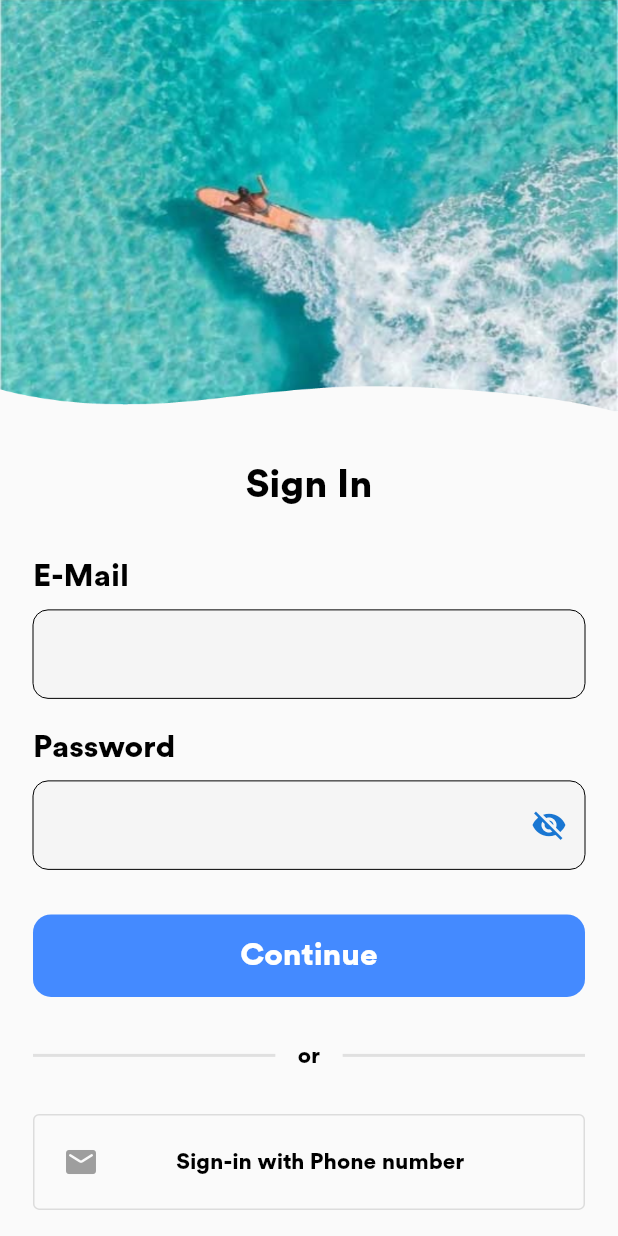
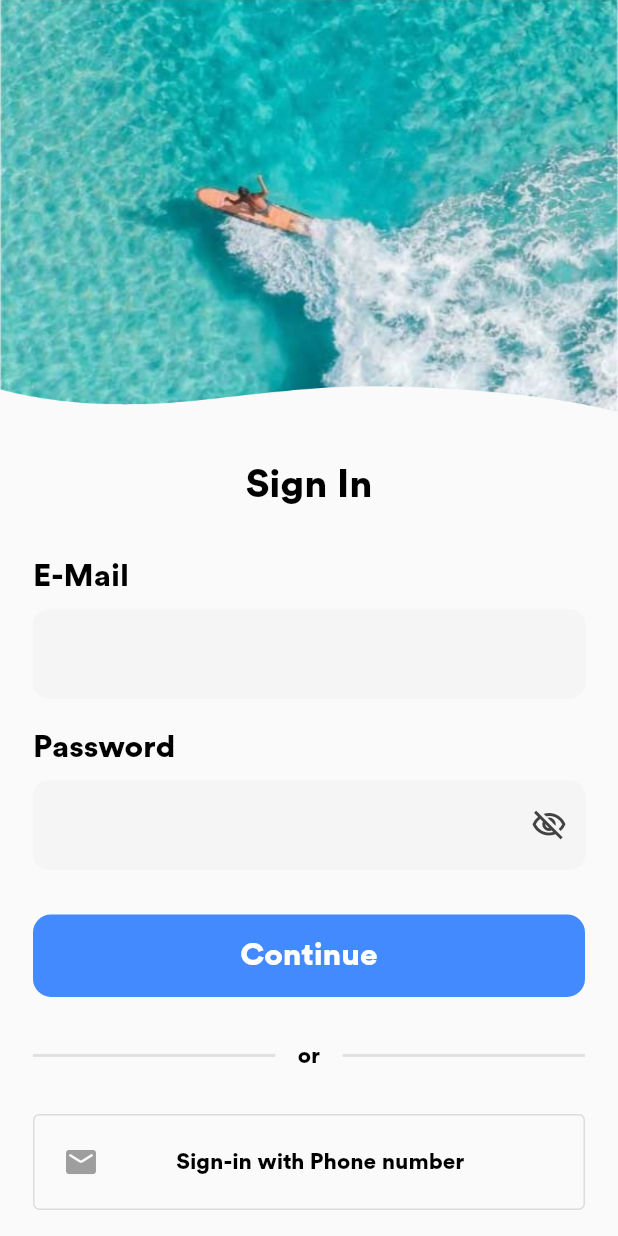
Before and after one commit to san07364/booking, a Flutter app: the SignInScreen screen opened directly, on a phone screen of 412 x 824 dp. Run offline on Flutter 3.47's test engine with Material 2 defaults, Android fonts, the light colour scheme and no system bars; our stand-ins replace flutter_svg.

Commit message:
Sign in ui changes

```diff
--- a/lib/ui/screens/sign_in/sign_in_screen.dart
+++ b/lib/ui/screens/sign_in/sign_in_screen.dart
@@ -41,11 +41,11 @@ class _SignInScreenState extends State<SignInScreen> {
                             fillColor: Colors.grey.shade100,
                               filled: true,
                             focusedBorder: OutlineInputBorder(
-                              borderSide: BorderSide(width: 0),
+                              borderSide: BorderSide(width: 0,color:Colors.grey.shade100),
                               borderRadius: BorderRadius.circular(10.0),
                             ),
                             enabledBorder: OutlineInputBorder(
-                              borderSide: BorderSide(width: 0),
+                              borderSide: BorderSide(width: 0,color:Colors.grey.shade100),
                             borderRadius: BorderRadius.circular(10.0),
                             )
                           ),
@@ -66,9 +66,9 @@ class _SignInScreenState extends State<SignInScreen> {
                                 icon: Icon(
                                   // Based on passwordVisible state choose the icon
                                   _passwordVisible
-                                      ? Icons.visibility
-                                      : Icons.visibility_off,
-                                  color: Theme.of(context).primaryColorDark,
+                                      ? Icons.visibility_outlined
+                                      : Icons.visibility_off_outlined,
+                                  color: Colors.grey.shade800,
                                 ),
                                 onPressed: () {
                                   // Update the state i.e. toogle the state of passwordVisible variable
@@ -80,11 +80,11 @@ class _SignInScreenState extends State<SignInScreen> {
                               fillColor: Colors.grey.shade100,
                               filled: true,
                               focusedBorder: OutlineInputBorder(
-                                borderSide: BorderSide(width: 0),
+                                borderSide: BorderSide(width: 0,color:Colors.grey.shade100),
                                 borderRadius: BorderRadius.circular(10.0),
                               ),
                               enabledBorder: OutlineInputBorder(
-                                borderSide: BorderSide(width: 0),
+                                borderSide: BorderSide(width: 0,color:Colors.grey.shade100),
                                 borderRadius: BorderRadius.circular(10.0),
                               )
                           ),
```
